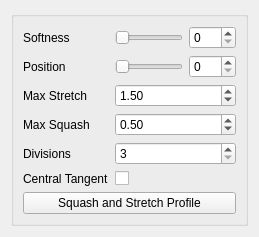
Above: custom_components/spine_FK_S_shape_01/settingsUI.ui from fjorgequeiroz/mgear-mod-fj before the change. Below: the same form after it.
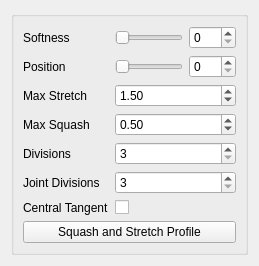
That is the form after the change.

Commit message:
Add independent joint division count to spine_FK_S_shape_01
New "jntDivision" guide setting controls the number of deformation
joints/divisions (div_cns, twist refs, squash-stretch setup params)
separately from "division", which now only controls the number of
FK controls. Previously both were driven by the same "division"
setting, forcing joint count to match FK control count.

Diff of the .ui file:
```diff
--- a/custom_components/spine_FK_S_shape_01/settingsUI.ui
+++ b/custom_components/spine_FK_S_shape_01/settingsUI.ui
@@ -186,13 +186,36 @@
            </widget>
           </item>
           <item row="5" column="0">
+           <widget class="QLabel" name="jntDivisions_label">
+            <property name="text">
+             <string>Joint Divisions</string>
+            </property>
+           </widget>
+          </item>
+          <item row="5" column="1">
+           <widget class="QSpinBox" name="jntDivision_spinBox">
+            <property name="sizePolicy">
+             <sizepolicy hsizetype="Expanding" vsizetype="Fixed">
+              <horstretch>0</horstretch>
+              <verstretch>0</verstretch>
+             </sizepolicy>
+            </property>
+            <property name="minimum">
+             <number>3</number>
+            </property>
+            <property name="value">
+             <number>3</number>
+            </property>
+           </widget>
+          </item>
+          <item row="6" column="0">
            <widget class="QLabel" name="centralTangent_label">
             <property name="text">
              <string>Central Tangent</string>
             </property>
            </widget>
           </item>
-          <item row="5" column="1">
+          <item row="6" column="1">
            <widget class="QCheckBox" name="centralTangent_checkBox">
             <property name="text">
              <string/>
```
The commit also changes 3 other files.
